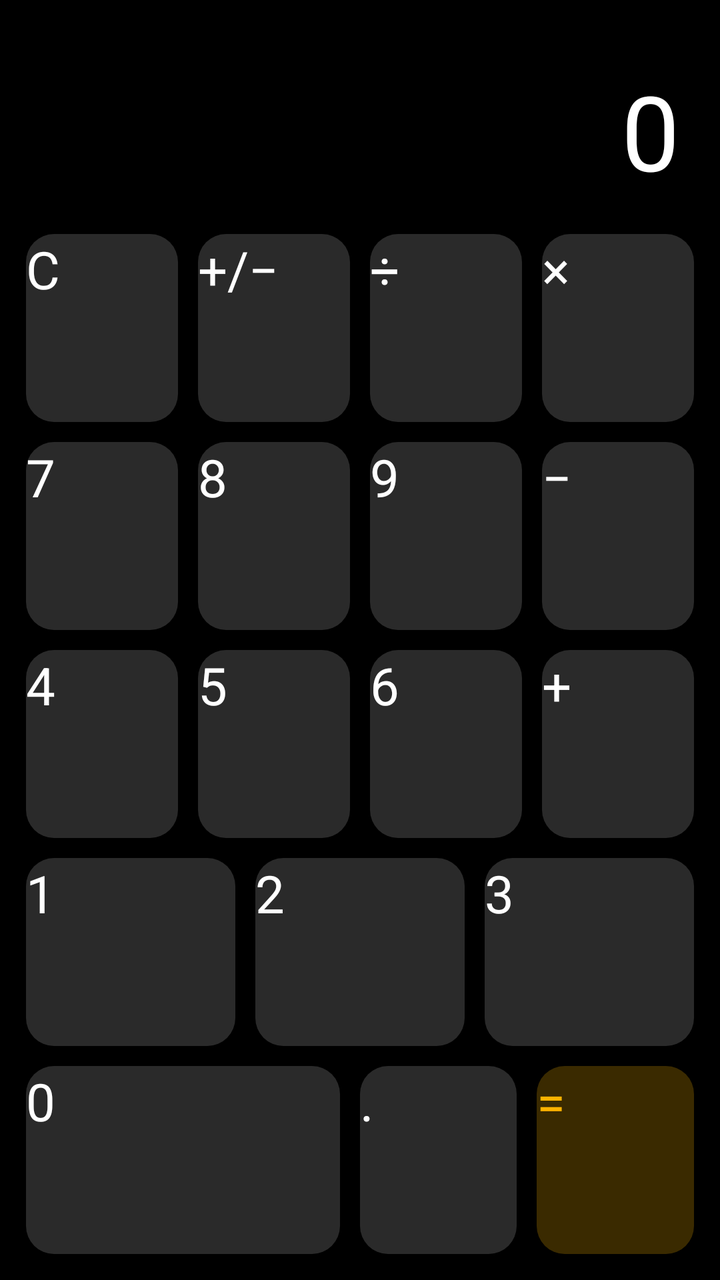
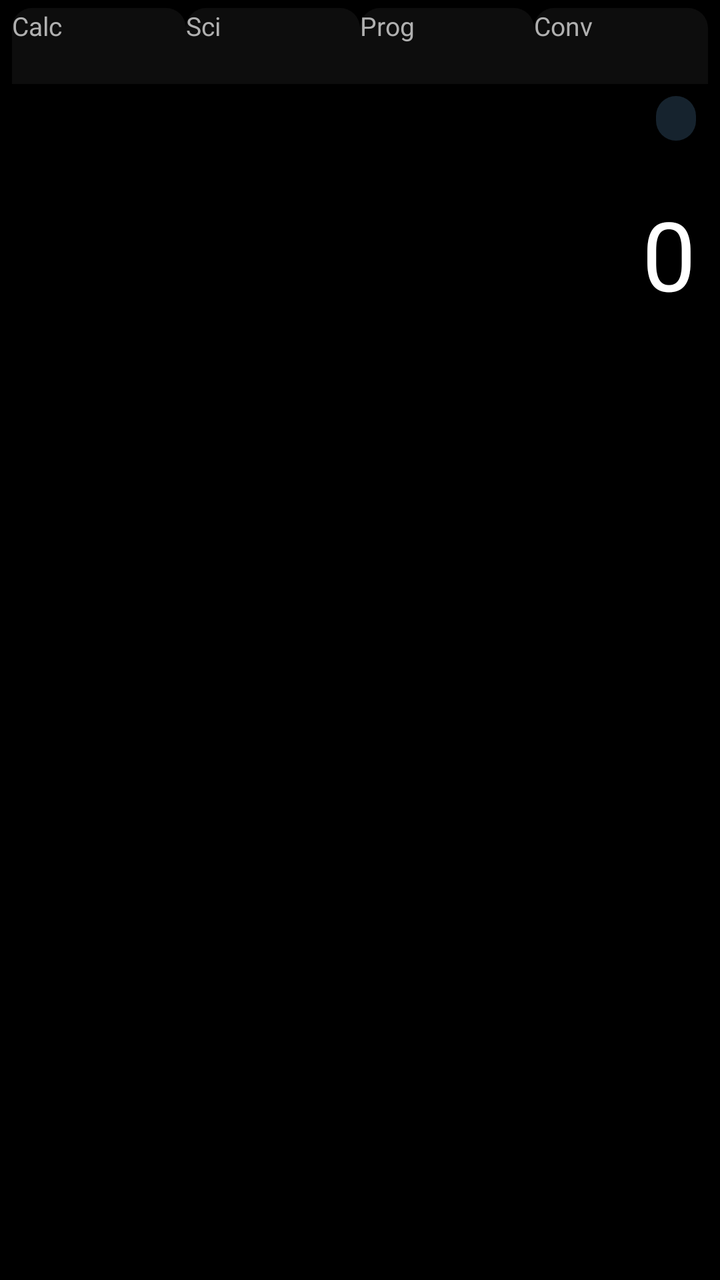

An Android layout rendered at two revisions. The XML below is the earlier revision; the diff shows what the commit changed to produce the second picture.
<!-- AndroidManifest.xml: application theme Theme.AsmCalc -->
<!-- res/layout/activity_main.xml -->
<?xml version="1.0" encoding="utf-8"?>
<LinearLayout xmlns:android="http://schemas.android.com/apk/res/android"
    android:layout_width="match_parent"
    android:layout_height="match_parent"
    android:background="@android:color/black"
    android:orientation="vertical"
    android:padding="8dp">

    <TextView
        android:id="@+id/display"
        android:layout_width="match_parent"
        android:layout_height="0dp"
        android:layout_weight="1"
        android:gravity="bottom|end"
        android:paddingStart="12dp"
        android:paddingEnd="12dp"
        android:paddingBottom="12dp"
        android:text="0"
        android:textColor="@android:color/white"
        android:textSize="52sp" />

    <LinearLayout
        android:layout_width="match_parent"
        android:layout_height="0dp"
        android:layout_weight="5"
        android:orientation="vertical">

        <LinearLayout
            android:layout_width="match_parent"
            android:layout_height="0dp"
            android:layout_weight="1"
            android:orientation="horizontal">

            <Button
                android:id="@+id/key_clear"
                style="@style/AsmCalcKey"
                android:text="C" />

            <Button
                android:id="@+id/key_sign"
                style="@style/AsmCalcKey"
                android:text="+/−" />

            <Button
                android:id="@+id/key_divide"
                style="@style/AsmCalcKey"
                android:text="÷" />

            <Button
                android:id="@+id/key_multiply"
                style="@style/AsmCalcKey"
                android:text="×" />
        </LinearLayout>

        <LinearLayout
            android:layout_width="match_parent"
            android:layout_height="0dp"
            android:layout_weight="1"
            android:orientation="horizontal">

            <Button
                android:id="@+id/key_7"
                style="@style/AsmCalcKey"
                android:text="7" />

            <Button
                android:id="@+id/key_8"
                style="@style/AsmCalcKey"
                android:text="8" />

            <Button
                android:id="@+id/key_9"
                style="@style/AsmCalcKey"
                android:text="9" />

            <Button
                android:id="@+id/key_minus"
                style="@style/AsmCalcKey"
                android:text="−" />
        </LinearLayout>

        <LinearLayout
            android:layout_width="match_parent"
            android:layout_height="0dp"
            android:layout_weight="1"
            android:orientation="horizontal">

            <Button
                android:id="@+id/key_4"
                style="@style/AsmCalcKey"
                android:text="4" />

            <Button
                android:id="@+id/key_5"
                style="@style/AsmCalcKey"
                android:text="5" />

            <Button
                android:id="@+id/key_6"
                style="@style/AsmCalcKey"
                android:text="6" />

            <Button
                android:id="@+id/key_plus"
                style="@style/AsmCalcKey"
                android:text="+" />
        </LinearLayout>

        <LinearLayout
            android:layout_width="match_parent"
            android:layout_height="0dp"
            android:layout_weight="1"
            android:orientation="horizontal">

            <Button
                android:id="@+id/key_1"
                style="@style/AsmCalcKey"
                android:text="1" />

            <Button
                android:id="@+id/key_2"
                style="@style/AsmCalcKey"
                android:text="2" />

            <Button
                android:id="@+id/key_3"
                style="@style/AsmCalcKey"
                android:text="3" />
        </LinearLayout>

        <LinearLayout
            android:layout_width="match_parent"
            android:layout_height="0dp"
            android:layout_weight="1"
            android:orientation="horizontal">

            <Button
                android:id="@+id/key_0"
                style="@style/AsmCalcKey.Wide"
                android:text="0" />

            <Button
                android:id="@+id/key_dot"
                style="@style/AsmCalcKey"
                android:text="." />

            <Button
                android:id="@+id/key_equals"
                style="@style/AsmCalcKey.Equals"
                android:text="=" />
        </LinearLayout>
    </LinearLayout>

</LinearLayout>
<!-- resources referenced by this layout -->
<resources>
  <style name="AsmCalcKey">
          <item name="android:layout_width">0dp</item>
          <item name="android:layout_height">match_parent</item>
          <item name="android:layout_weight">1</item>
          <item name="android:layout_margin">5dp</item>
          <item name="android:background">@drawable/key_background</item>
          <item name="android:stateListAnimator">@null</item>
          <item name="android:textColor">@android:color/white</item>
          <item name="android:textSize">26sp</item>
      </style>
  <style name="AsmCalcKey.Equals">
          <item name="android:background">@drawable/key_equals_background</item>
          <item name="android:textColor">#FFFFB300</item>
      </style>
  <style name="AsmCalcKey.Wide">
          <item name="android:layout_weight">2</item>
      </style>
  <style name="Theme.AsmCalc" parent="@android:style/Theme.Material.NoActionBar">
          <item name="android:windowBackground">@android:color/black</item>
      </style>
  <!-- drawable key_background (drawable) -->
  <?xml version="1.0" encoding="utf-8"?>
  <selector xmlns:android="http://schemas.android.com/apk/res/android">
      <item android:state_pressed="true">
          <shape android:shape="rectangle">
              <solid android:color="#FF5F5F5F" />
              <corners android:radius="14dp" />
          </shape>
      </item>
      <item>
          <shape android:shape="rectangle">
              <solid android:color="#FF2A2A2A" />
              <corners android:radius="14dp" />
          </shape>
      </item>
  </selector>
  <!-- drawable key_equals_background (drawable) -->
  <?xml version="1.0" encoding="utf-8"?>
  <selector xmlns:android="http://schemas.android.com/apk/res/android">
      <item android:state_pressed="true">
          <shape android:shape="rectangle">
              <solid android:color="#FF7A4A00" />
              <corners android:radius="14dp" />
          </shape>
      </item>
      <item>
          <shape android:shape="rectangle">
              <solid android:color="#FF3A2A00" />
              <corners android:radius="14dp" />
          </shape>
      </item>
  </selector>
</resources>

<!-- the commit's change to res/layout/activity_main.xml (unified diff, before → after) -->
@@ -3,152 +3,127 @@
     android:layout_width="match_parent"
     android:layout_height="match_parent"
     android:background="@android:color/black"
-    android:orientation="vertical"
-    android:padding="8dp">
+    android:orientation="vertical">
 
-    <TextView
-        android:id="@+id/display"
+    <LinearLayout
+        android:id="@+id/tab_bar"
         android:layout_width="match_parent"
-        android:layout_height="0dp"
-        android:layout_weight="1"
-        android:gravity="bottom|end"
-        android:paddingStart="12dp"
-        android:paddingEnd="12dp"
-        android:paddingBottom="12dp"
-        android:text="0"
-        android:textColor="@android:color/white"
-        android:textSize="52sp" />
+        android:layout_height="42dp"
+        android:orientation="horizontal"
+        android:paddingStart="6dp"
+        android:paddingTop="4dp"
+        android:paddingEnd="6dp">
+
+        <Button
+            android:id="@+id/tab_calculator"
+            style="@style/AsmCalcTab"
+            android:text="@string/tab_calculator" />
+
+        <Button
+            android:id="@+id/tab_scientific"
+            style="@style/AsmCalcTab"
+            android:text="@string/tab_scientific" />
+
+        <Button
+            android:id="@+id/tab_programmer"
+            style="@style/AsmCalcTab"
+            android:text="@string/tab_programmer" />
+
+        <Button
+            android:id="@+id/tab_convert"
+            style="@style/AsmCalcTab"
+            android:text="@string/tab_convert" />
+    </LinearLayout>
 
     <LinearLayout
         android:layout_width="match_parent"
-        android:layout_height="0dp"
-        android:layout_weight="5"
-        android:orientation="vertical">
+        android:layout_height="wrap_content"
+        android:orientation="vertical"
+        android:paddingStart="12dp"
+        android:paddingTop="6dp"
+        android:paddingEnd="12dp">
 
         <LinearLayout
             android:layout_width="match_parent"
-            android:layout_height="0dp"
-            android:layout_weight="1"
+            android:layout_height="wrap_content"
             android:orientation="horizontal">
 
-            <Button
-                android:id="@+id/key_clear"
-                style="@style/AsmCalcKey"
-                android:text="C" />
+            <TextView
+                android:id="@+id/status"
+                android:layout_width="0dp"
+                android:layout_height="wrap_content"
+                android:layout_weight="1"
+                android:textColor="#FF8A8A8A"
+                android:textSize="12sp" />
 
-            <Button
-                android:id="@+id/key_sign"
-                style="@style/AsmCalcKey"
-                android:text="+/−" />
-
-            <Button
-                android:id="@+id/key_divide"
-                style="@style/AsmCalcKey"
-                android:text="÷" />
-
-            <Button
-                android:id="@+id/key_multiply"
-                style="@style/AsmCalcKey"
-                android:text="×" />
+            <TextView
+                android:id="@+id/angle_mode"
+                android:layout_width="wrap_content"
+                android:layout_height="wrap_content"
+                android:background="@drawable/key_function_background"
+                android:paddingStart="10dp"
+                android:paddingTop="3dp"
+                android:paddingEnd="10dp"
+                android:paddingBottom="3dp"
+                android:textColor="#FF9FD4FF"
+                android:textSize="12sp" />
         </LinearLayout>
 
-        <LinearLayout
+        <TextView
+            android:id="@+id/expression"
             android:layout_width="match_parent"
-            android:layout_height="0dp"
-            android:layout_weight="1"
-            android:orientation="horizontal">
+            android:layout_height="wrap_content"
+            android:ellipsize="start"
+            android:gravity="end"
+            android:maxLines="1"
+            android:textColor="#FF9E9E9E"
+            android:textSize="18sp" />
 
-            <Button
-                android:id="@+id/key_7"
-                style="@style/AsmCalcKey"
-                android:text="7" />
-
-            <Button
-                android:id="@+id/key_8"
-                style="@style/AsmCalcKey"
-                android:text="8" />
-
-            <Button
-                android:id="@+id/key_9"
-                style="@style/AsmCalcKey"
-                android:text="9" />
-
-            <Button
-                android:id="@+id/key_minus"
-                style="@style/AsmCalcKey"
-                android:text="−" />
-        </LinearLayout>
-
-        <LinearLayout
+        <TextView
+            android:id="@+id/display"
             android:layout_width="match_parent"
-            android:layout_height="0dp"
-            android:layout_weight="1"
-            android:orientation="horizontal">
-
-            <Button
-                android:id="@+id/key_4"
-                style="@style/AsmCalcKey"
-                android:text="4" />
-
-            <Button
-                android:id="@+id/key_5"
-                style="@style/AsmCalcKey"
-                android:text="5" />
-
-            <Button
-                android:id="@+id/key_6"
-                style="@style/AsmCalcKey"
-                android:text="6" />
-
-            <Button
-                android:id="@+id/key_plus"
-                style="@style/AsmCalcKey"
-                android:text="+" />
-        </LinearLayout>
-
-        <LinearLayout
-            android:layout_width="match_parent"
-            android:layout_height="0dp"
-            android:layout_weight="1"
-            android:orientation="horizontal">
-
-            <Button
-                android:id="@+id/key_1"
-                style="@style/AsmCalcKey"
-                android:text="1" />
-
-            <Button
-                android:id="@+id/key_2"
-                style="@style/AsmCalcKey"
-                android:text="2" />
-
-            <Button
-                android:id="@+id/key_3"
-                style="@style/AsmCalcKey"
-                android:text="3" />
-        </LinearLayout>
-
-        <LinearLayout
-            android:layout_width="match_parent"
-            android:layout_height="0dp"
-            android:layout_weight="1"
-            android:orientation="horizontal">
-
-            <Button
-                android:id="@+id/key_0"
-                style="@style/AsmCalcKey.Wide"
-                android:text="0" />
-
-            <Button
-                android:id="@+id/key_dot"
-                style="@style/AsmCalcKey"
-                android:text="." />
-
-            <Button
-                android:id="@+id/key_equals"
-                style="@style/AsmCalcKey.Equals"
-                android:text="=" />
-        </LinearLayout>
+            android:layout_height="wrap_content"
+            android:gravity="end"
+            android:maxLines="1"
+            android:text="0"
+            android:textColor="@android:color/white"
+            android:textSize="48sp" />
     </LinearLayout>
 
+    <View
+        android:layout_width="match_parent"
+        android:layout_height="0dp"
+        android:layout_weight="1" />
+
+    <LinearLayout
+        android:id="@+id/pad_calculator"
+        android:layout_width="match_parent"
+        android:layout_height="0dp"
+        android:layout_weight="6"
+        android:orientation="vertical" />
+
+    <LinearLayout
+        android:id="@+id/pad_scientific"
+        android:layout_width="match_parent"
+        android:layout_height="0dp"
+        android:layout_weight="6"
+        android:orientation="vertical"
+        android:visibility="gone" />
+
+    <LinearLayout
+        android:id="@+id/pad_programmer"
+        android:layout_width="match_parent"
+        android:layout_height="0dp"
+        android:layout_weight="6"
+        android:orientation="vertical"
+        android:visibility="gone" />
+
+    <LinearLayout
+        android:id="@+id/pad_convert"
+        android:layout_width="match_parent"
+        android:layout_height="0dp"
+        android:layout_weight="6"
+        android:orientation="vertical"
+        android:visibility="gone" />
+
 </LinearLayout>
<!-- resource entries referenced after the edit -->
@@ -1,56 +1,53 @@
 <!-- resources referenced by this layout -->
 <resources>
-  <style name="AsmCalcKey">
+  <!-- drawable key_function_background (drawable) -->
+  <?xml version="1.0" encoding="utf-8"?>
+  <selector xmlns:android="http://schemas.android.com/apk/res/android">
+      <item android:state_pressed="true">
+          <shape android:shape="rectangle">
+              <solid android:color="#FF24425E" />
+              <corners android:radius="12dp" />
+          </shape>
+      </item>
+      <item>
+          <shape android:shape="rectangle">
+              <solid android:color="#FF16232E" />
+              <corners android:radius="12dp" />
+          </shape>
+      </item>
+  </selector>
+  <string name="tab_calculator">Calc</string>
+  <string name="tab_convert">Conv</string>
+  <string name="tab_programmer">Prog</string>
+  <string name="tab_scientific">Sci</string>
+  <style name="AsmCalcTab">
           <item name="android:layout_width">0dp</item>
           <item name="android:layout_height">match_parent</item>
           <item name="android:layout_weight">1</item>
-          <item name="android:layout_margin">5dp</item>
-          <item name="android:background">@drawable/key_background</item>
+          <item name="android:background">@drawable/tab_background</item>
+          <item name="android:textColor">@color/tab_text</item>
+          <item name="android:textSize">13sp</item>
           <item name="android:stateListAnimator">@null</item>
-          <item name="android:textColor">@android:color/white</item>
-          <item name="android:textSize">26sp</item>
-      </style>
-  <style name="AsmCalcKey.Equals">
-          <item name="android:background">@drawable/key_equals_background</item>
-          <item name="android:textColor">#FFFFB300</item>
-      </style>
-  <style name="AsmCalcKey.Wide">
-          <item name="android:layout_weight">2</item>
       </style>
   <style name="Theme.AsmCalc" parent="@android:style/Theme.Material.NoActionBar">
           <item name="android:windowBackground">@android:color/black</item>
       </style>
-  <!-- drawable key_background (drawable) -->
+  <!-- drawable tab_background (drawable) -->
   <?xml version="1.0" encoding="utf-8"?>
   <selector xmlns:android="http://schemas.android.com/apk/res/android">
-      <item android:state_pressed="true">
+      <item android:state_selected="true">
           <shape android:shape="rectangle">
-              <solid android:color="#FF5F5F5F" />
-              <corners android:radius="14dp" />
+              <solid android:color="#FF1E1E1E" />
+              <corners android:topLeftRadius="10dp" android:topRightRadius="10dp" />
           </shape>
       </item>
       <item>
           <shape android:shape="rectangle">
-              <solid android:color="#FF2A2A2A" />
-              <corners android:radius="14dp" />
+              <solid android:color="#FF0D0D0D" />
+              <corners android:topLeftRadius="10dp" android:topRightRadius="10dp" />
           </shape>
       </item>
   </selector>
-  <!-- drawable key_equals_background (drawable) -->
-  <?xml version="1.0" encoding="utf-8"?>
-  <selector xmlns:android="http://schemas.android.com/apk/res/android">
-      <item android:state_pressed="true">
-          <shape android:shape="rectangle">
-              <solid android:color="#FF7A4A00" />
-              <corners android:radius="14dp" />
-          </shape>
-      </item>
-      <item>
-          <shape android:shape="rectangle">
-              <solid android:color="#FF3A2A00" />
-              <corners android:radius="14dp" />
-          </shape>
-      </item>
-  </selector>
+  <color name="tab_text">#FFB0B0B0</color>
 </resources>
 
